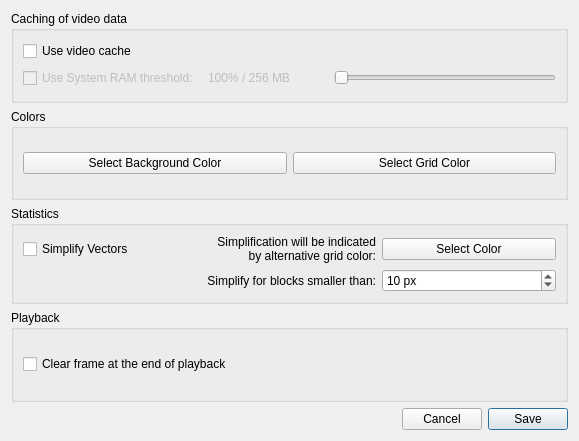
IENT/YUView, file settingswindow.ui: the form before one commit.
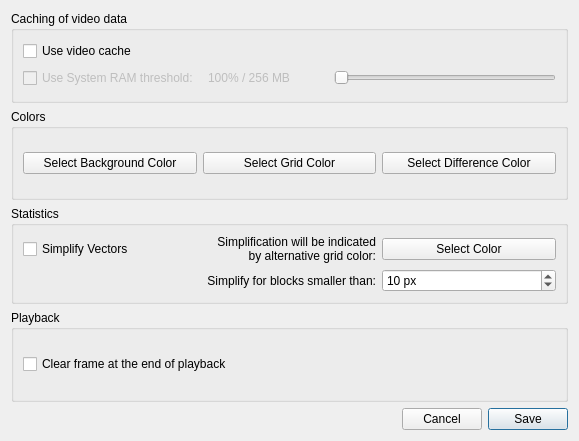
The form after the commit.

Commit message: Added difference color option in settings.

Diff of the .ui file:
```diff
--- a/settingswindow.ui
+++ b/settingswindow.ui
@@ -112,6 +112,12 @@
           <property name="text">
            <string>Select Background Color</string>
           </property>
+          <property name="iconSize">
+           <size>
+            <width>10</width>
+            <height>10</height>
+           </size>
+          </property>
           <property name="flat">
            <bool>false</bool>
           </property>
@@ -130,6 +136,13 @@
           </property>
          </widget>
         </item>
+        <item>
+         <widget class="QPushButton" name="differenceColorButton">
+          <property name="text">
+           <string>Select Difference Color</string>
+          </property>
+         </widget>
+        </item>
        </layout>
       </widget>
      </item>
```
The commit also changes 5 other files.
